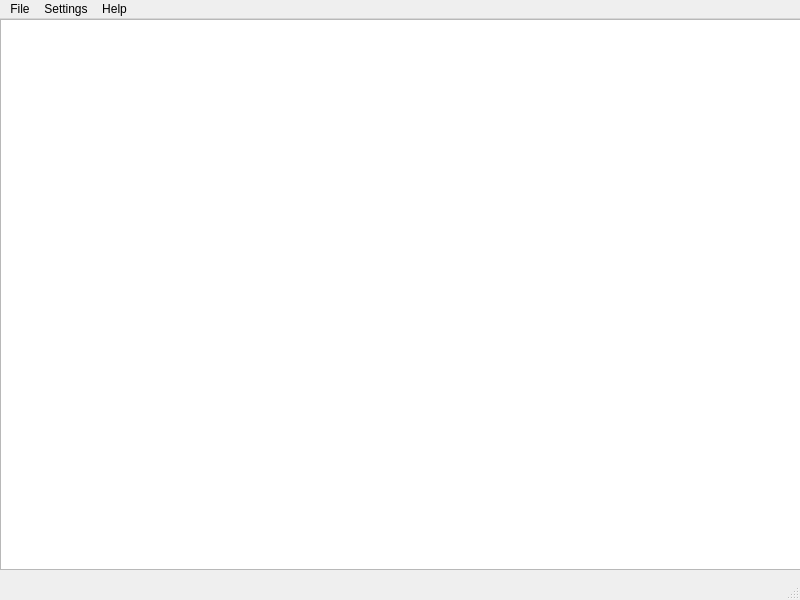
Old version of the form mainwindow.ui in the repository AritxOnly/Qt-kobeNotepad.
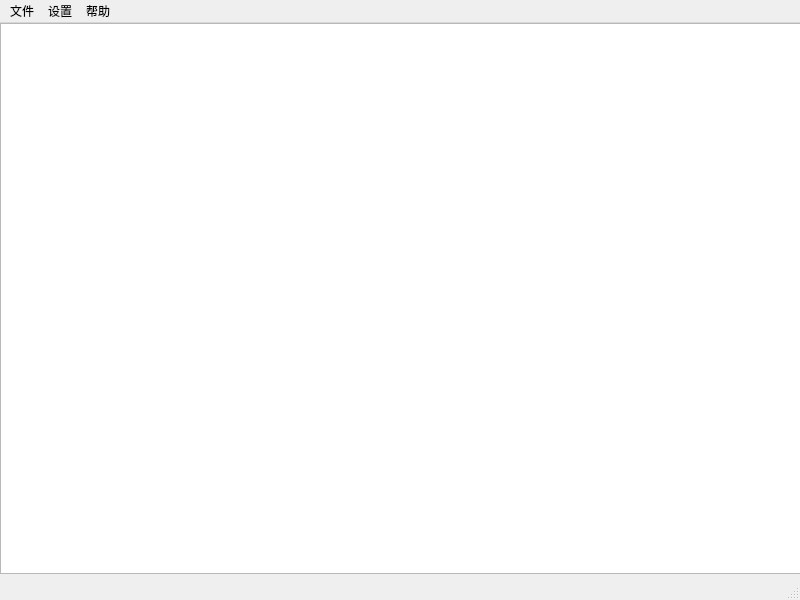
New version of the form.

Diff of the .ui file:
```diff
--- a/mainwindow.ui
+++ b/mainwindow.ui
@@ -42,7 +42,7 @@
    </property>
    <widget class="QMenu" name="menu">
     <property name="title">
-     <string>File</string>
+     <string>文件</string>
     </property>
     <addaction name="actionNew"/>
     <addaction name="actionSave"/>
@@ -53,13 +53,13 @@
    </widget>
    <widget class="QMenu" name="menuHelp">
     <property name="title">
-     <string>Help</string>
+     <string>帮助</string>
     </property>
     <addaction name="actionAbout"/>
    </widget>
    <widget class="QMenu" name="menuSettings">
     <property name="title">
-     <string>Settings</string>
+     <string>设置</string>
     </property>
     <addaction name="actionFont"/>
     <addaction name="separator"/>
```
Left out of the diff: 18 changed lines with no effect on the pictures.
